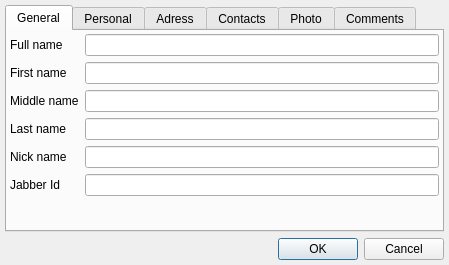
The window that trunk/src/plugins/vcard/vcarddialog.ui (vacuum-im/vacuum-im) describes before a commit, drawn with Qt 5.
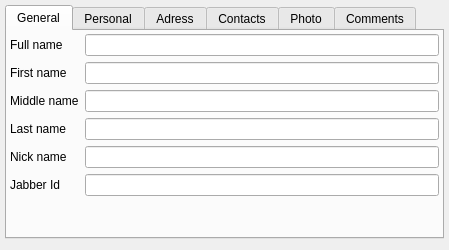
The same window after the commit. Custom widgets are drawn as their Qt base class.

Commit message: Исправлена обработка ошибок при получении/публикации vCard в диалоге просмотра vCard.

```diff
--- a/trunk/src/plugins/vcard/vcarddialog.ui
+++ b/trunk/src/plugins/vcard/vcarddialog.ui
@@ -806,11 +806,7 @@
     </widget>
    </item>
    <item>
-    <widget class="QDialogButtonBox" name="btbButtons">
-     <property name="standardButtons">
-      <set>QDialogButtonBox::Cancel|QDialogButtonBox::Ok</set>
-     </property>
-    </widget>
+    <widget class="QDialogButtonBox" name="btbButtons"/>
    </item>
   </layout>
  </widget>
```
The commit also changes 2 other files.
